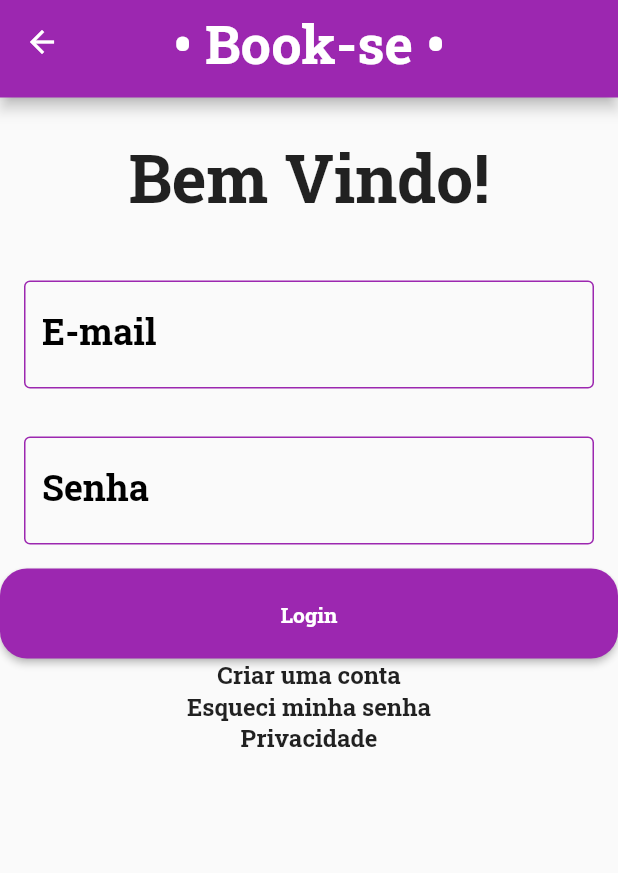
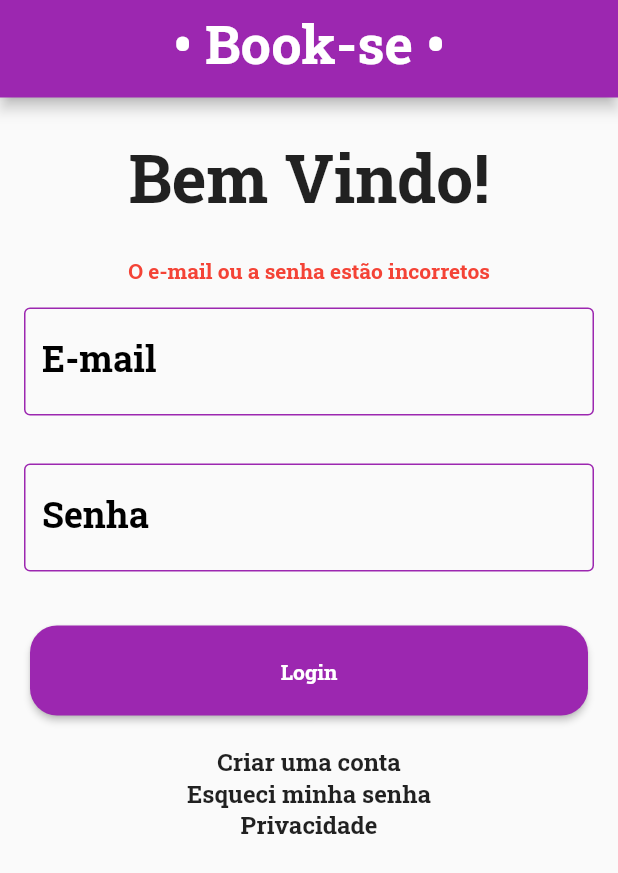
Before and after one commit to xandymelo/book-se, a Flutter app: the Login screen opened by its route, after a tap on "Login", on a phone screen of 412 x 824 dp. Shown: the top 873 px of the screen. Run offline on Flutter 3.47's test engine with Material 2 defaults, Android fonts, the phone set to English and light mode, and no system bars; our stand-ins replace cloud_firestore, email_validator, firebase_core, syncfusion_flutter_charts; accounts and stored records are empty; network calls fail.

Commit message:
erro na tela de login

```diff
--- a/bookseflutter/bookse/lib/NavBar.dart
+++ b/bookseflutter/bookse/lib/NavBar.dart
@@ -2,6 +2,7 @@ import 'package:bookse/screens/cadastro.dart';
 import 'package:bookse/screens/home.dart';
 import 'package:bookse/screens/login.dart';
 import 'package:bookse/screens/readings.dart';
+import 'package:bookse/screens/settings.dart';
 import 'package:flutter/cupertino.dart';
 import 'package:flutter/material.dart';
 
@@ -26,7 +27,7 @@ class _NavBarState extends State<NavBar> {
         children: [
           Home(),
           Reading(),
-          Login(),
+          Settings(),
         ],
         index: _selectedIndex,
       ),
--- a/bookseflutter/bookse/lib/main.dart
+++ b/bookseflutter/bookse/lib/main.dart
@@ -3,6 +3,7 @@ import 'package:bookse/screens/cadastro.dart';
 import 'package:bookse/screens/home.dart';
 import 'package:bookse/screens/login.dart';
 import 'package:bookse/screens/readings.dart';
+import 'package:bookse/screens/settings.dart';
 import 'package:flutter/material.dart';
 import 'package:bookse/Controller/Controllers.dart' as controller;
 
@@ -28,7 +29,7 @@ class MyApp extends StatelessWidget {
           ).copyWith(
             secondary: Colors.purple[800],
           )),
-      home: Reading(),
+      home: Settings(),
       onGenerateRoute: controller.controller,
     );
   }
--- a/bookseflutter/bookse/lib/screens/login.dart
+++ b/bookseflutter/bookse/lib/screens/login.dart
@@ -17,10 +17,19 @@ const _textoHyperLinkCreateAccount = 'Criar uma conta';
 const _textoHyperLinkForgotPassword = 'Esqueci minha senha';
 const _textoBoasVidas = "Bem Vindo!";
 const _textoPrivacy = "Privacidade";
+var _mensagemErro = 'O e-mail ou a senha estão incorretos';
 
-class Login extends StatelessWidget {
+class Login extends StatefulWidget {
+  @override
+  State<Login> createState() => _LoginState();
+}
+
+class _LoginState extends State<Login> {
   final TextEditingController _email = TextEditingController();
+
   final TextEditingController _senha = TextEditingController();
+
+  late bool _erro = false;
 
   executarLogin() async {
     await Firebase.initializeApp(
@@ -34,6 +43,7 @@ class Login extends StatelessWidget {
       appBar: PreferredSize(
         preferredSize: Size.fromHeight(65),
         child: AppBar(
+          automaticallyImplyLeading: false,
           centerTitle: true,
           title: Text(
             _titulo,
@@ -55,6 +65,13 @@ class Login extends StatelessWidget {
                 ),
               ),
             ),
+            Visibility(
+              child: Text(
+                _mensagemErro,
+                style: TextStyle(color: Colors.red),
+              ),
+              visible: _erro,
+            ),
             Editor(
               labeltext: _nomeCampoEmail,
               hinttext: _dicaCampoEmail,
@@ -73,14 +90,28 @@ class Login extends StatelessWidget {
               colorBorder: Colors.purple,
               onSubmited: (String) {},
             ),
-            Botao(
-              buttonText: _textoBotaoLogin,
-              onClick: () {
-                executarLogin().then((a) => {
-                      if (a == true)
-                        {Navigator.pushNamed(context, controller.homePage)}
+            Padding(
+              padding: const EdgeInsets.all(20.0),
+              child: Botao(
+                buttonText: _textoBotaoLogin,
+                onClick: () {
+                  executarLogin().then((a) {
+                    debugPrint('teste');
+                    if (_erro == true) {
+                      setState(() {
+                        _erro = false;
+                      });
+                    }
+                    if (a == true) {
+                      Navigator.pushNamed(context, controller.navbar);
+                    }
+                  }).catchError((erro) {
+                    setState(() {
+                      _erro = true;
                     });
-              },
+                  });
+                },
+              ),
             ),
             InkWell(
               onTap: () => {Navigator.pushNamed(context, controller.cadastro)},
--- a/bookseflutter/bookse/lib/screens/readings.dart
+++ b/bookseflutter/bookse/lib/screens/readings.dart
@@ -72,6 +72,7 @@ class _ReadingState extends State<Reading> {
       appBar: PreferredSize(
         preferredSize: Size.fromHeight(65),
         child: AppBar(
+          automaticallyImplyLeading: false,
           centerTitle: true,
           title: Text(
             _titulo,
```
Also changed, not shown: bookseflutter/bookse/lib/screens/home.dart (+1 -6 lines), bookseflutter/bookse/lib/screens/settings.dart (added, +40 -0 lines).
